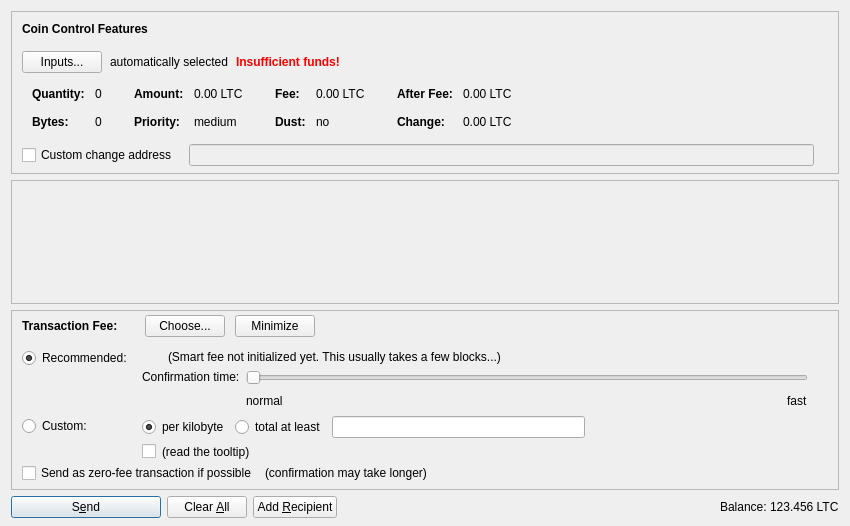
Before: the Qt Designer form src/qt/forms/sendcoinsdialog.ui in GwangJin/gwangmoney-core, drawn with Qt 5.
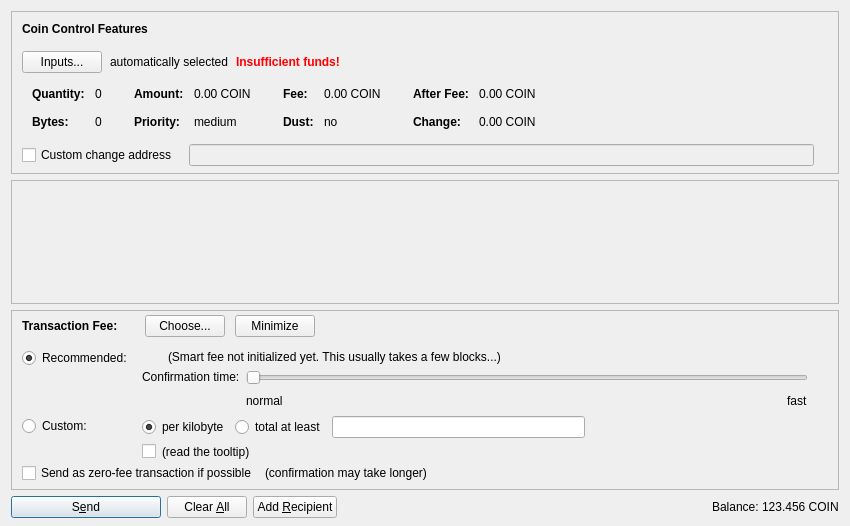
After: the same form once the commit is applied. Icons and pictures are not drawn. Custom widgets are drawn as their Qt base class.

Commit message: LTC->COIN

What changed in the file:
```diff
--- a/src/qt/forms/sendcoinsdialog.ui
+++ b/src/qt/forms/sendcoinsdialog.ui
@@ -324,7 +324,7 @@
                   <enum>Qt::ActionsContextMenu</enum>
                  </property>
                  <property name="text">
-                  <string notr="true">0.00 LTC</string>
+                  <string notr="true">0.00 COIN</string>
                  </property>
                  <property name="textInteractionFlags">
                   <set>Qt::LinksAccessibleByMouse|Qt::TextSelectableByKeyboard|Qt::TextSelectableByMouse</set>
@@ -404,7 +404,7 @@
                   <enum>Qt::ActionsContextMenu</enum>
                  </property>
                  <property name="text">
-                  <string notr="true">0.00 LTC</string>
+                  <string notr="true">0.00 COIN</string>
                  </property>
                  <property name="textInteractionFlags">
                   <set>Qt::LinksAccessibleByMouse|Qt::TextSelectableByKeyboard|Qt::TextSelectableByMouse</set>
@@ -484,7 +484,7 @@
                   <enum>Qt::ActionsContextMenu</enum>
                  </property>
                  <property name="text">
-                  <string notr="true">0.00 LTC</string>
+                  <string notr="true">0.00 COIN</string>
                  </property>
                  <property name="textInteractionFlags">
                   <set>Qt::LinksAccessibleByMouse|Qt::TextSelectableByKeyboard|Qt::TextSelectableByMouse</set>
@@ -513,7 +513,7 @@
                   <enum>Qt::ActionsContextMenu</enum>
                  </property>
                  <property name="text">
-                  <string notr="true">0.00 LTC</string>
+                  <string notr="true">0.00 COIN</string>
                  </property>
                  <property name="textInteractionFlags">
                   <set>Qt::LinksAccessibleByMouse|Qt::TextSelectableByKeyboard|Qt::TextSelectableByMouse</set>
@@ -1352,7 +1352,7 @@
           <cursorShape>IBeamCursor</cursorShape>
          </property>
          <property name="text">
-          <string notr="true">123.456 LTC</string>
+          <string notr="true">123.456 COIN</string>
          </property>
          <property name="textInteractionFlags">
           <set>Qt::LinksAccessibleByMouse|Qt::TextSelectableByKeyboard|Qt::TextSelectableByMouse</set>
```
The commit also changes 33 other files.
